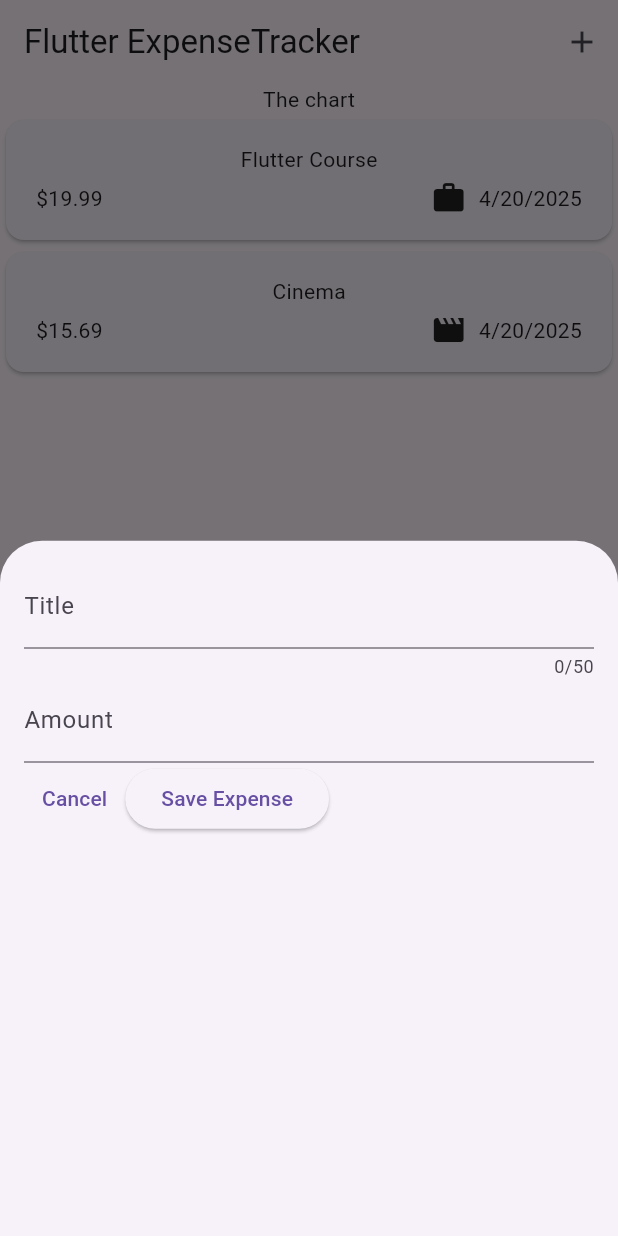
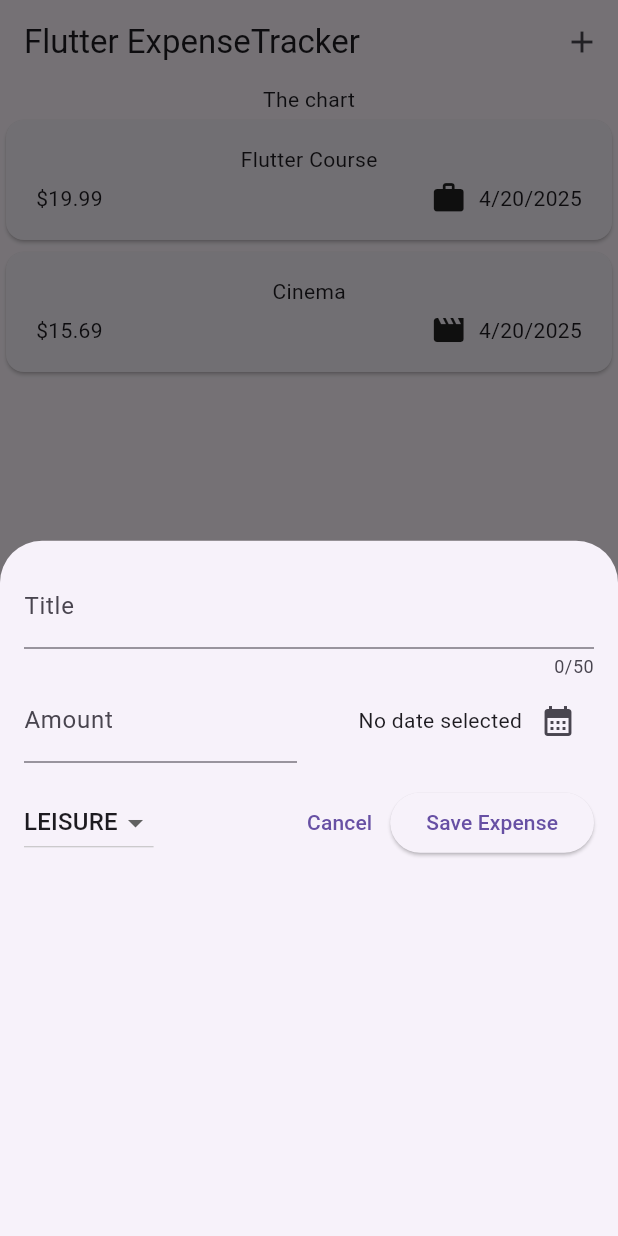
Before and after one commit to einalem4/flutter-expense-tracker, a Flutter app: the screen it shows after launch, after a tap on the "add" icon, on a phone screen of 412 x 824 dp. Run offline on Flutter 3.47's test engine with Material 3 defaults, Android fonts, the phone set to English and light mode, and no system bars.

Commit message:
add date picker, drop down button, and saving new expenses

```diff
--- a/lib/widgets/expenses.dart
+++ b/lib/widgets/expenses.dart
@@ -31,8 +31,14 @@ class _ExpensesState extends State<Expenses> {
   void _openAddExpenseOverlay() {
     showModalBottomSheet(
       context: context,
-      builder: (ctx) => const NewExpense(),
+      builder: (ctx) => NewExpense(onAddExpense: _addExpense),
     );
+  }
+
+  void _addExpense(Expense expense) {
+    setState(() {
+      _registeredExpenses.add(expense);
+    });
   }
 
   @override
--- a/lib/widgets/new_expense.dart
+++ b/lib/widgets/new_expense.dart
@@ -1,7 +1,10 @@
 import 'package:flutter/material.dart';
+import 'package:expense_tracker/models/expense.dart';
 
 class NewExpense extends StatefulWidget {
-  const NewExpense({super.key});
+  const NewExpense({super.key, required this.onAddExpense});
+
+  final void Function(Expense expense) onAddExpense;
 
   @override
   State<NewExpense> createState() {
@@ -12,6 +15,58 @@ class NewExpense extends StatefulWidget {
 class _NewExpenseState extends State<NewExpense> {
   final _titleController = TextEditingController();
   final _amountController = TextEditingController();
+  DateTime? _selectedDate;
+  Category _selectedCategory = Category.leisure;
+
+  void _presentDatePicker() async {
+    final now = DateTime.now();
+    final firstDate = DateTime(now.year - 1, now.month, now.day);
+    final pickedDate = await showDatePicker(
+      context: context,
+      initialDate: now,
+      firstDate: firstDate,
+      lastDate: now,
+    );
+    setState(() {
+      _selectedDate = pickedDate;
+    });
+  }
+
+  void _submitExpenseData() {
+    final enteredAmount = double.tryParse(_amountController
+        .text);
+    final amountIsInvalid = enteredAmount == null || enteredAmount <= 0;
+    if (_titleController.text.trim().isEmpty ||
+        amountIsInvalid ||
+        _selectedDate == null) {
+      showDialog(
+        context: context,
+        builder: (ctx) => AlertDialog(
+          title: const Text('Invalid input'),
+          content: const Text(
+              'Please make sure a valid title, amount, date and category was entered.'),
+          actions: [
+            TextButton(
+              onPressed: () {
+                Navigator.pop(ctx);
+              },
+              child: const Text('Okay'),
+            ),
+          ],
+        ),
+      );
+      return;
+    }
+
+    widget.onAddExpense(
+      Expense(
+        title: _titleController.text,
+        amount: enteredAmount,
+        date: _selectedDate!,
+        category: _selectedCategory,
+      ),
+    );
+  }
 
   @override
   void dispose() {
@@ -33,7 +88,10 @@ class _NewExpenseState extends State<NewExpense> {
               label: Text('Title'),
             ),
           ),
-          TextField(
+          Row(
+            children: [
+              Expanded(
+                child: TextField(
                   controller: _amountController,
                   keyboardType: TextInputType.number,
                   decoration: const InputDecoration(
@@ -41,17 +99,62 @@ class _NewExpenseState extends State<NewExpense> {
                     label: Text('Amount'),
                   ),
                 ),
+              ),
+              const SizedBox(width: 16),
+              Expanded(
+                child: Row(
+                  mainAxisAlignment: MainAxisAlignment.end,
+                  crossAxisAlignment: CrossAxisAlignment.center,
+                  children: [
+                    Text(
+                      _selectedDate == null
+                          ? 'No date selected'
+                          : formatter.format(_selectedDate!),
+                    ),
+                    IconButton(
+                      onPressed: _presentDatePicker,
+                      icon: const Icon(
+                        Icons.calendar_month,
+                      ),
+                    ),
+                  ],
+                ),
+              ),
+            ],
+          ),
+          const SizedBox(height: 16),
           Row(
             children: [
+              DropdownButton(
+                value: _selectedCategory,
+                items: Category.values
+                    .map(
+                      (category) => DropdownMenuItem(
+                        value: category,
+                        child: Text(
+                          category.name.toUpperCase(),
+                        ),
+                      ),
+                    )
+                    .toList(),
+                onChanged: (value) {
+                  if (value == null) {
+                    return;
+                  }
+                  setState(() {
+                    _selectedCategory = value;
+                  });
+                },
+              ),
+              const Spacer(),
               TextButton(
-                onPressed: () {},
+                onPressed: () {
+                  Navigator.pop(context);
+                },
                 child: const Text('Cancel'),
               ),
               ElevatedButton(
-                onPressed: () {
-                  print(_titleController.text);
-                  print(_amountController.text);
-                },
+                onPressed: _submitExpenseData,
                 child: const Text('Save Expense'),
               ),
             ],
```
Lines whose indentation alone changed are shown as unchanged.
